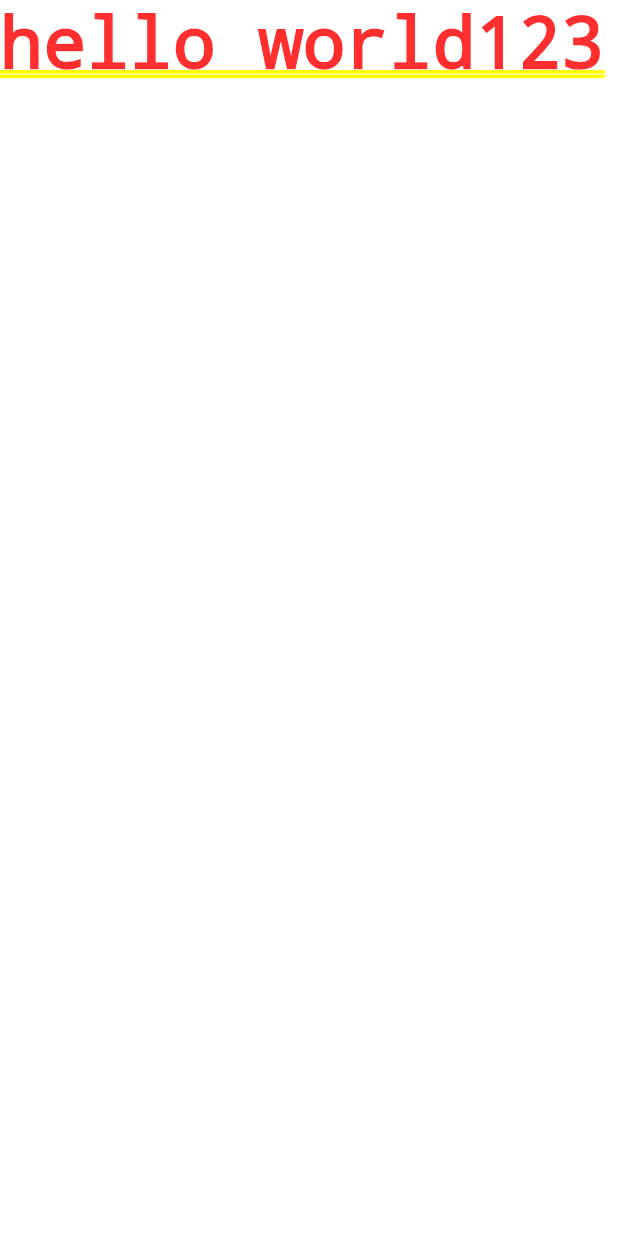
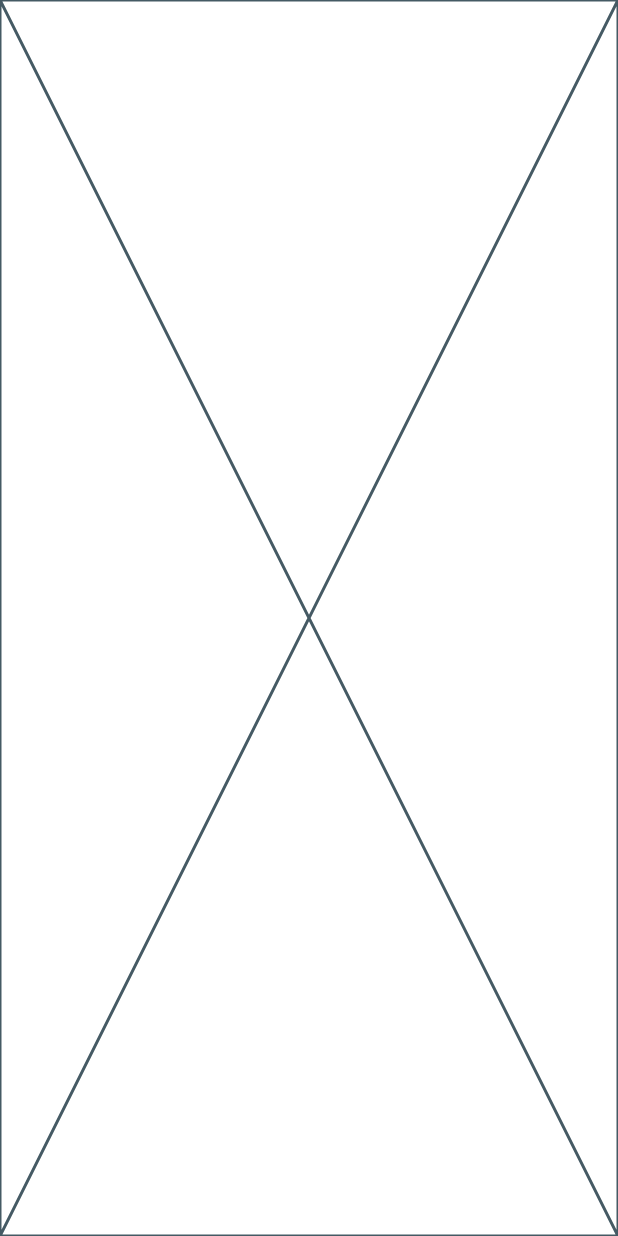
Before and after one commit to lukman-008/instagram_clone, a Flutter app: the screen it shows after launch, on a phone screen of 412 x 824 dp. Run offline on Flutter 3.47's test engine with Material 2 defaults, Android fonts, the phone set to English and light mode, and no system bars.

Commit message:
initial commit

```diff
--- /dev/null
+++ b/lib/credential/sign_in_page.dart
@@ -0,0 +1,10 @@
+import 'package:flutter/material.dart';
+
+class SignInPage extends StatelessWidget {
+  const SignInPage({super.key});
+
+  @override
+  Widget build(BuildContext context) {
+    return const Placeholder();
+  }
+}
--- a/lib/main.dart
+++ b/lib/main.dart
@@ -1,7 +1,8 @@
 import 'package:flutter/material.dart';
+import 'package:instagram_clone/credential/sign_in_page.dart';
 
 void main() {
-  runApp(const MyApp());
+  runApp(MyApp());
 }
 
 class MyApp extends StatelessWidget {
@@ -11,11 +12,13 @@ class MyApp extends StatelessWidget {
   @override
   Widget build(BuildContext context) {
     return MaterialApp(
-      title: 'Flutter Demo',
+      debugShowCheckedModeBanner: false,
+      title: 'Instagram Clone',
+      darkTheme: ThemeData.dark(),
       theme: ThemeData(
         primarySwatch: Colors.blue,
       ),
-      home: const Text("hello world123"),
+      home: SignInPage(),
     );
   }
 }
```
Also changed, not shown: lib/consts.dart (added, +17 -0 lines), lib/credential/sign_up_page.dart (added).
